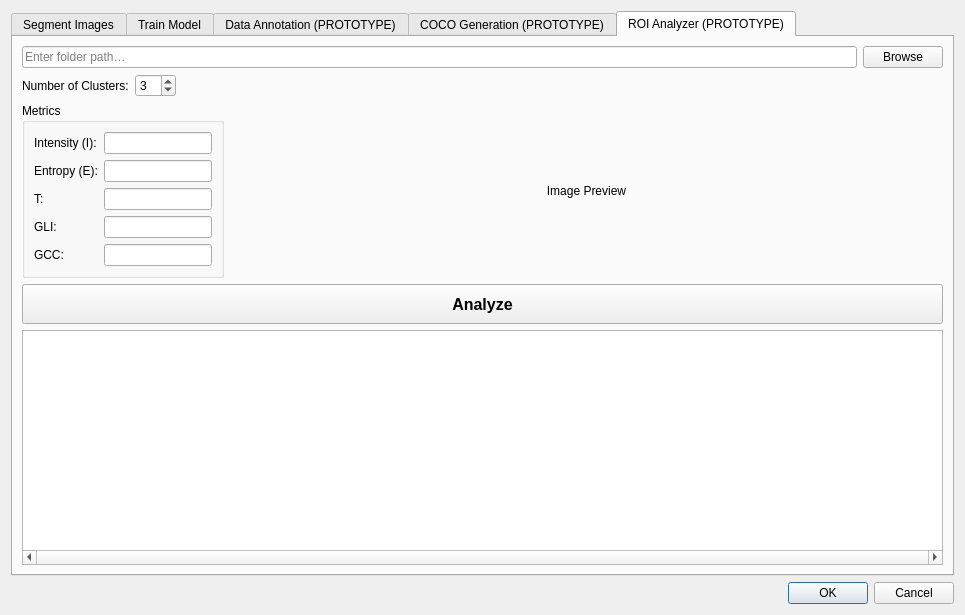
Before: the Qt Designer form QDialog_Hyperparameters.ui in JohnStranzl/GRIME-AI, drawn with Qt 5.
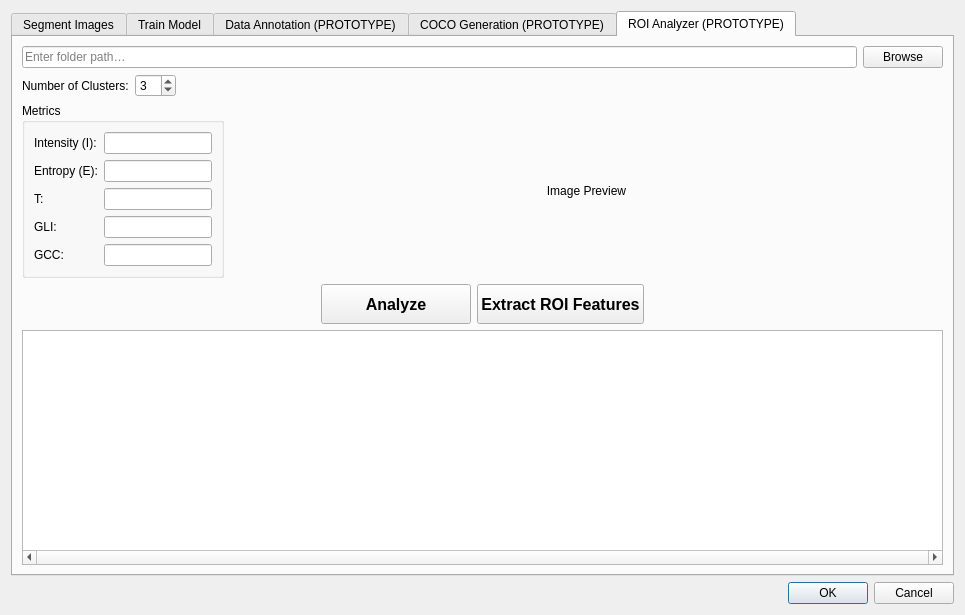
After: the same form once the commit is applied. The open tabs and pages were chosen to show the change.

```diff
--- a/QDialog_Hyperparameters.ui
+++ b/QDialog_Hyperparameters.ui
@@ -1082,6 +1082,21 @@
         </layout>
        </item>
        <item>
+        <layout class="QHBoxLayout" name="horizontalLayoutROIButtons">
+         <item>
+          <spacer name="leftSpacerROI">
+           <property name="orientation">
+            <enum>Qt::Horizontal</enum>
+           </property>
+           <property name="sizeHint" stdset="0">
+            <size>
+             <width>0</width>
+             <height>0</height>
+            </size>
+           </property>
+          </spacer>
+         </item>
+         <item>
         <widget class="QPushButton" name="pushButton_analyze">
          <property name="minimumSize">
           <size>
@@ -1096,6 +1111,37 @@
           <string>Analyze</string>
          </property>
         </widget>
+         </item>
+         <item>
+          <widget class="QPushButton" name="pushButton_extract_ROI_features">
+           <property name="minimumSize">
+            <size>
+             <width>150</width>
+             <height>40</height>
+            </size>
+           </property>
+           <property name="styleSheet">
+            <string notr="true">font: bold 12pt;</string>
+           </property>
+           <property name="text">
+            <string>Extract ROI Features</string>
+           </property>
+          </widget>
+         </item>
+         <item>
+          <spacer name="rightSpacerROI">
+           <property name="orientation">
+            <enum>Qt::Horizontal</enum>
+           </property>
+           <property name="sizeHint" stdset="0">
+            <size>
+             <width>0</width>
+             <height>0</height>
+            </size>
+           </property>
+          </spacer>
+         </item>
+        </layout>
        </item>
        <item>
         <widget class="QListWidget" name="listWidget_filmstrip">
```
Left out of the diff: 3 changed lines with no effect on the pictures. Lines whose indentation alone changed are shown as unchanged.
